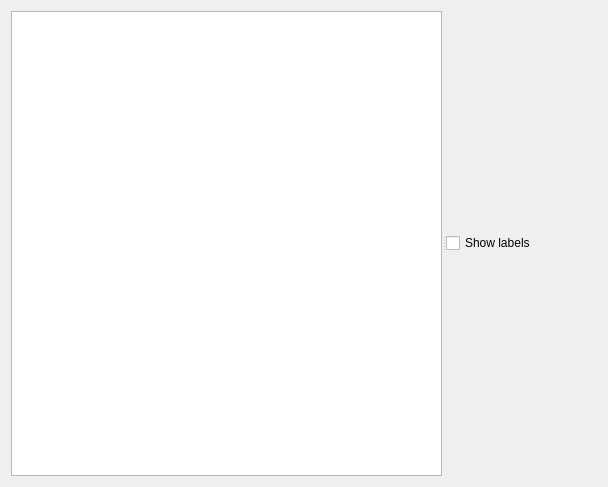
Old version of the form cct/qtgui/tools/samplepositioncheck/samplepositionchecker.ui in the repository awacha/cct.
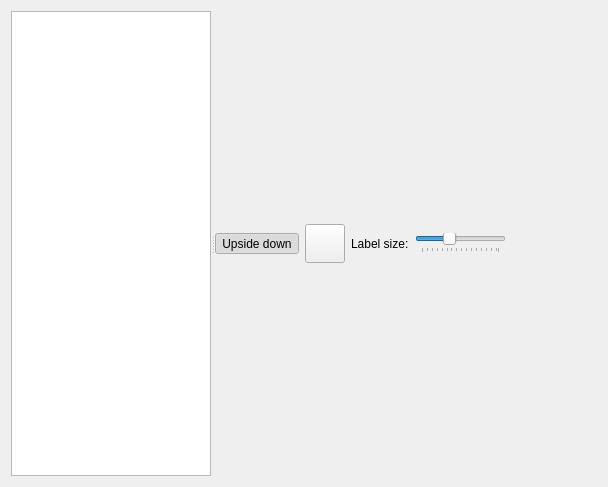
New version of the form. Icons and pictures are not drawn.

Commit message:
Sample position checker UI improvements
- upside down mode
- adjustable label size
- icons

Patch:
```diff
--- a/cct/qtgui/tools/samplepositioncheck/samplepositionchecker.ui
+++ b/cct/qtgui/tools/samplepositioncheck/samplepositionchecker.ui
@@ -20,27 +20,122 @@
       <enum>Qt::Horizontal</enum>
      </property>
      <widget class="QTreeView" name="treeView">
+      <property name="sizePolicy">
+       <sizepolicy hsizetype="MinimumExpanding" vsizetype="Expanding">
+        <horstretch>0</horstretch>
+        <verstretch>0</verstretch>
+       </sizepolicy>
+      </property>
       <property name="minimumSize">
        <size>
         <width>80</width>
         <height>0</height>
        </size>
       </property>
+      <property name="maximumSize">
+       <size>
+        <width>200</width>
+        <height>16777215</height>
+       </size>
+      </property>
      </widget>
      <widget class="QWidget" name="verticalLayoutWidget">
       <layout class="QVBoxLayout" name="verticalLayout">
        <item>
-        <widget class="QCheckBox" name="showLabelsCheckBox">
-         <property name="sizePolicy">
-          <sizepolicy hsizetype="Minimum" vsizetype="Fixed">
-           <horstretch>1</horstretch>
-           <verstretch>0</verstretch>
-          </sizepolicy>
-         </property>
-         <property name="text">
-          <string>Show labels</string>
-         </property>
-        </widget>
+        <layout class="QHBoxLayout" name="horizontalLayout">
+         <item>
+          <widget class="QToolButton" name="upsideDownToolButton">
+           <property name="text">
+            <string>Upside down</string>
+           </property>
+           <property name="icon">
+            <iconset resource="../../../resource/icons/icons.qrc">
+             <normaloff>:/icons/normal_orientation.svg</normaloff>
+             <normalon>:/icons/upside_down_orientation.svg</normalon>:/icons/normal_orientation.svg</iconset>
+           </property>
+           <property name="iconSize">
+            <size>
+             <width>32</width>
+             <height>32</height>
+            </size>
+           </property>
+           <property name="checkable">
+            <bool>true</bool>
+           </property>
+           <property name="checked">
+            <bool>true</bool>
+           </property>
+          </widget>
+         </item>
+         <item>
+          <widget class="QToolButton" name="showLabelsToolButton">
+           <property name="sizePolicy">
+            <sizepolicy hsizetype="Fixed" vsizetype="Fixed">
+             <horstretch>1</horstretch>
+             <verstretch>0</verstretch>
+            </sizepolicy>
+           </property>
+           <property name="toolTip">
+            <string>Show/hide sample names</string>
+           </property>
+           <property name="icon">
+            <iconset resource="../../../resource/icons/icons.qrc">
+             <normaloff>:/icons/legend.svg</normaloff>:/icons/legend.svg</iconset>
+           </property>
+           <property name="iconSize">
+            <size>
+             <width>32</width>
+             <height>32</height>
+            </size>
+           </property>
+           <property name="checkable">
+            <bool>true</bool>
+           </property>
+          </widget>
+         </item>
+         <item>
+          <widget class="QLabel" name="label">
+           <property name="text">
+            <string>Label size:</string>
+           </property>
+          </widget>
+         </item>
+         <item>
+          <widget class="QSlider" name="labelSizeHorizontalSlider">
+           <property name="minimum">
+            <number>1</number>
+           </property>
+           <property name="maximum">
+            <number>32</number>
+           </property>
+           <property name="value">
+            <number>12</number>
+           </property>
+           <property name="orientation">
+            <enum>Qt::Horizontal</enum>
+           </property>
+           <property name="tickPosition">
+            <enum>QSlider::TicksBelow</enum>
+           </property>
+           <property name="tickInterval">
+            <number>2</number>
+           </property>
+          </widget>
+         </item>
+         <item>
+          <spacer name="horizontalSpacer">
+           <property name="orientation">
+            <enum>Qt::Horizontal</enum>
+           </property>
+           <property name="sizeHint" stdset="0">
+            <size>
+             <width>0</width>
+             <height>0</height>
+            </size>
+           </property>
+          </spacer>
+         </item>
+        </layout>
        </item>
       </layout>
      </widget>
```
Left out of the diff: 8 changed lines with no effect on the pictures. The commit also changes 6 other files.
